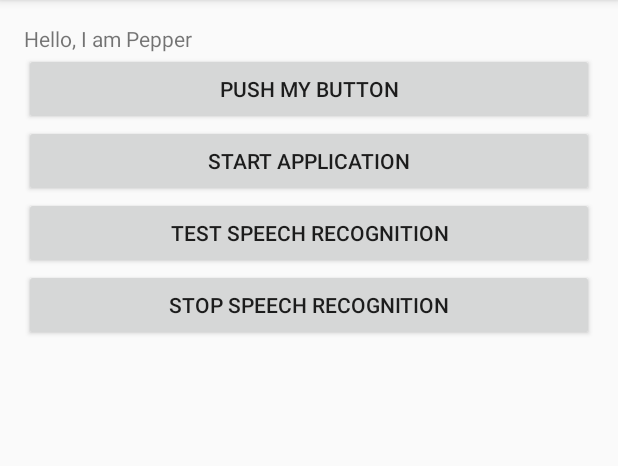
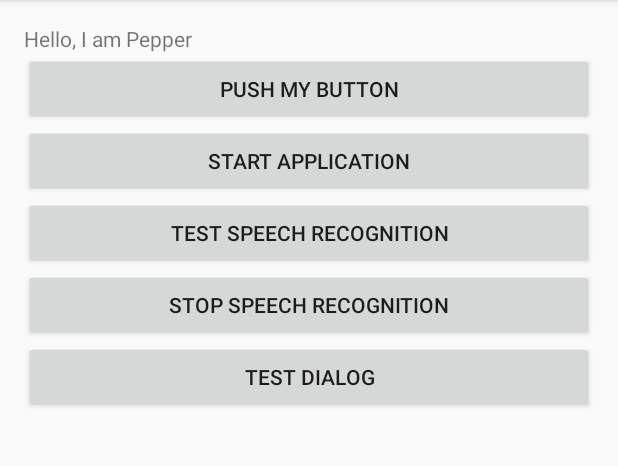
Before and after one commit to CaptBlackTea/PepperStuff, an Android app: the screen it shows after launch (MainActivity), on a phone screen of 412 x 824 dp, the part 84-550 px from its top. Run offline under Robolectric (Android 15) with nearby library versions, the phone set to English and light mode, and no system bars; libraries missing offline, so code that uses them is left out: com.aldebaran.qi; 3 statements that could not run were skipped.

Commit message:
Extended the ALDialogProxy class and made a Dialog class to encapsulate the functionality. * added methods to create and activate topics in Peppers Dialog system * Dialog: capsules the ALDialogProxy for easier usage in e.g. an activity * refactored/moved the clearActivatedTopics in the ALDialogProxy class, because this functionality is not only needed in the SpeechRecognition class

```diff
--- a/app/build.gradle
+++ b/app/build.gradle
@@ -30,6 +30,7 @@ dependencies {
     compile 'com.android.support:appcompat-v7:25.1.0'
     testCompile 'junit:junit:4.12'
 
+    compile 'com.google.guava:guava:17.0'
 //    compile project(path: ':pepper-android-3e1cd5d8f2344f968397eb9de6d37f5965e2ea04')
 //    compile project(path: ':pepper-android-master')
     compile project(path: ':pepper-android')
--- a/app/src/main/java/com/example/dea/pepperstuff/MainActivity.java
+++ b/app/src/main/java/com/example/dea/pepperstuff/MainActivity.java
@@ -16,9 +16,12 @@ import java.lang.reflect.Array;
 import java.util.ArrayList;
 import java.util.Arrays;
 import java.util.List;
+import java.util.concurrent.ExecutionException;
 
 import de.lilithwittmann.pepperandroid.PepperSession;
+import de.lilithwittmann.pepperandroid.api.ALDialogProxy;
 import de.lilithwittmann.pepperandroid.api.ALTextToSpeech;
+import de.lilithwittmann.pepperandroid.interaction.Dialog;
 import de.lilithwittmann.pepperandroid.interaction.Say;
 import de.lilithwittmann.pepperandroid.interaction.SpeechRecognition;
 
@@ -121,7 +124,7 @@ public class MainActivity extends AppCompatActivity {
 		say.say("Welcome to Pepper Android");
 
 
-		say.setLanguage(say.LANGUAGE_GERMAN).andThen(new FutureFunction<Object, Object>() {
+		say.setLanguage(Say.LANGUAGE.GERMAN).andThen(new FutureFunction<Object, Object>() {
 			@Override
 			public Future<Object> execute(Future<Object> future) throws Exception {
 				say.say("Wilkommen bei Pepper für Android");
@@ -161,7 +164,7 @@ public class MainActivity extends AppCompatActivity {
 		speechRecognition.clearActivatedTopics();
 
 		final Say say = new Say(pepper);
-		say.setLanguage(say.LANGUAGE_ENGLISH);
+		say.setLanguage(Say.LANGUAGE.ENGLISH);
 
 
 		final ArrayList<String> vocabulary = new ArrayList<String>();
@@ -202,5 +205,47 @@ public class MainActivity extends AppCompatActivity {
 		speechRecognition.disconnectFromSignalReceiver(qiSignalConnection);
 	}
 
+	public void testDialog(View view) throws Exception {
+		Dialog dialog = new Dialog(pepper);
+		dialog.setLanguage(Say.LANGUAGE.ENGLISH);
+
+//		this.clearActivatedTopics(dialog);
+
+
+		String topicString = "topic: ~mytopic()\n" +
+				"language: enu\n" +
+				"proposal: hello Dea\n" +
+				"ul:(hi) nice to meet you on this nice sunday\n";
+
+		String topicString2 = "topic: ~greetings()\n" +
+				"language: enu\n" +
+				"u: (Hello Nao how are you today) Hello human, I am fine thank you and " +
+						"you?\n" +
+				"u: ({\"Good morning\"} {Nao} did you sleep * well) No damn! You forgot to switch" +
+						" me off!\n" +
+				"proposal: human, are you going well ?\n" +
+				"u1: (yes) I'm so happy!\n" +
+				"u1: (no) I'm so sad\n";
+
+
+		String topicName = dialog.loadTopicContent(topicString2);
+		dialog.subscribe("testDialog");
+		dialog.activateTopic(topicName);
+
+		Log.d(TAG, "TopicName: " + topicName.toString());
+
+		List<String> topicsList = dialog.getActivatedTopics();
+		Log.d(TAG, "TopicName: " + topicsList);
+
+
+		dialog.runDialog();
+
+//		dialog.stopDialog();
+//
+//		dialog.deactivateTopic(topicName.toString());
+//
+//		dialog.unloadTopic(topicName.toString());
+
+	}
 
 }
--- a/app/src/main/res/layout/activity_main.xml
+++ b/app/src/main/res/layout/activity_main.xml
@@ -38,5 +38,10 @@
         android:layout_height="wrap_content"
         android:text="Stop Speech Recognition"
         android:onClick="closeSpeechRecognition"/>
+    <Button
+        android:layout_width="match_parent"
+        android:layout_height="wrap_content"
+        android:text="Test Dialog"
+        android:onClick="testDialog"/>
 
 </LinearLayout>
```
